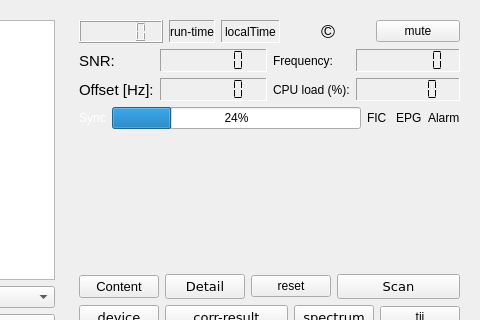
First picture: the form in forms/dabradio.ui, repository JvanKatwijk/qt-dab, before the edit; both pictures show x 276 to 756 and y 0 to 320 of the 756 by 412 pixel window.
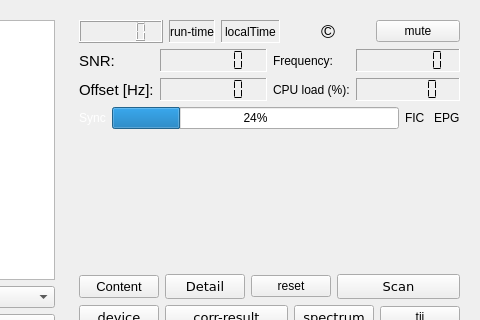
Second picture: the form after the edit. Custom widgets are drawn as their Qt base class.

What changed in the file:
```diff
--- a/forms/dabradio.ui
+++ b/forms/dabradio.ui
@@ -438,13 +438,6 @@
             </property>
            </widget>
           </item>
-          <item>
-           <widget class="QLabel" name="alarmLabel">
-            <property name="text">
-             <string>Alarm</string>
-            </property>
-           </widget>
-          </item>
          </layout>
         </item>
         <item>
```
